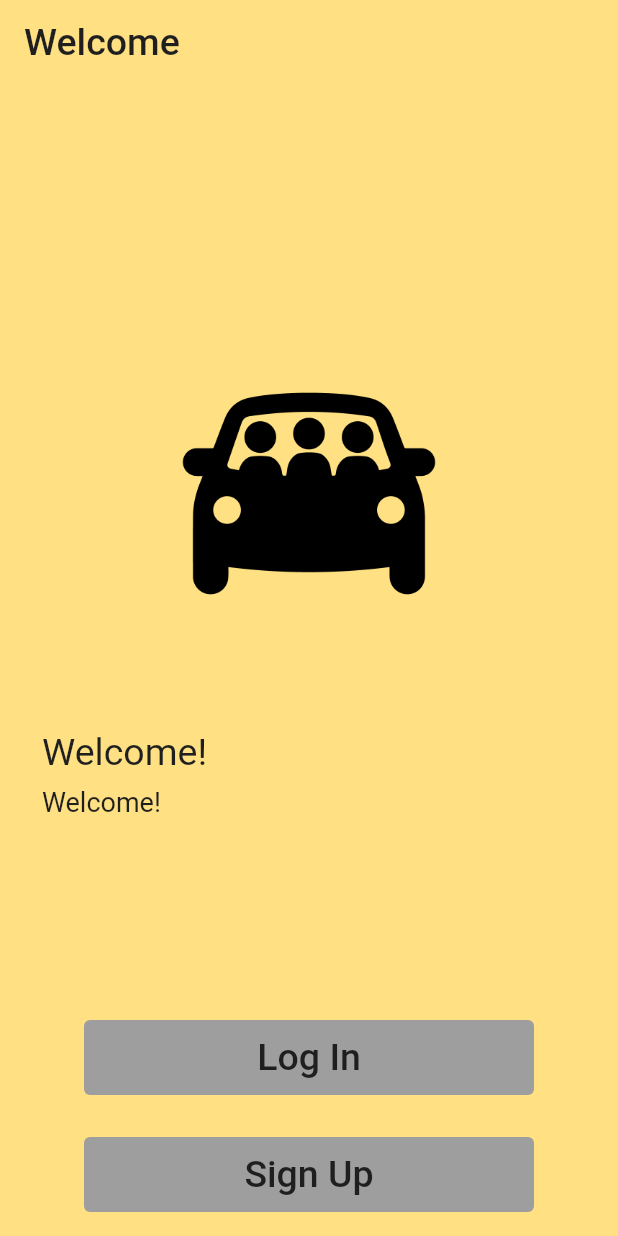
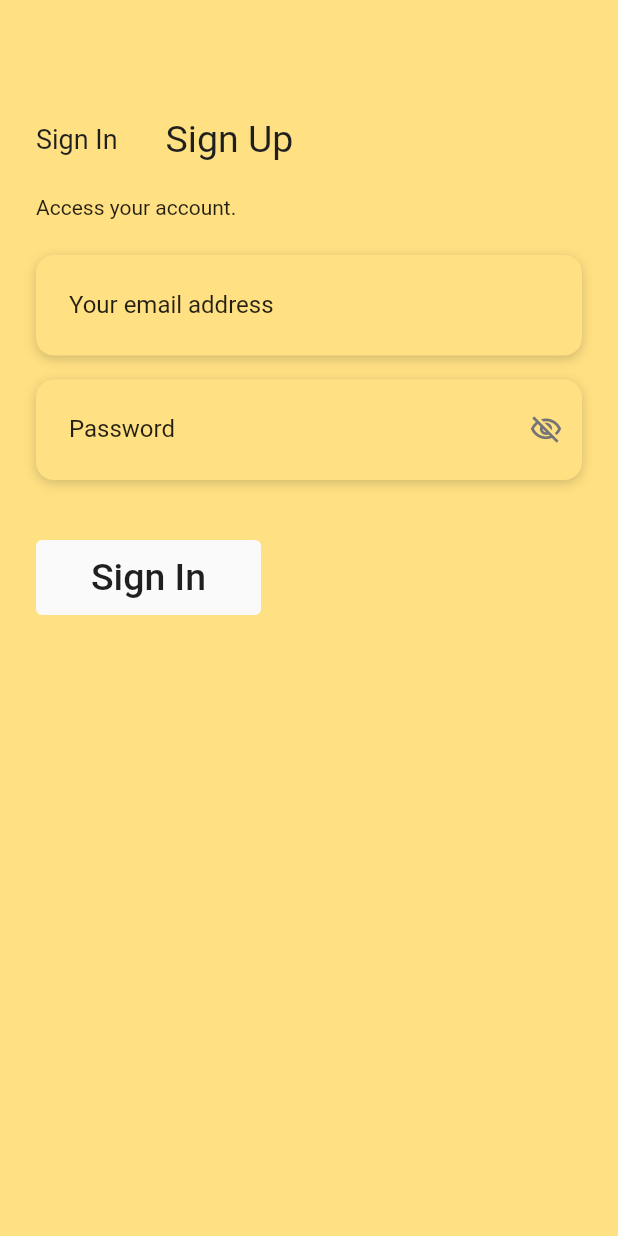
Before and after one commit to CS196Illinois/Group37-FA22, a Flutter app: the screen it shows after launch, after a tap on the "remove" icon, on a phone screen of 412 x 824 dp. Run offline on Flutter 3.47's test engine with Material 2 defaults, Android fonts, the light colour scheme and no system bars.

Commit message:
Added sign in page

```diff
--- a/Project/rideshare/lib/main.dart
+++ b/Project/rideshare/lib/main.dart
@@ -1,8 +1,9 @@
 import 'package:flutter/material.dart';
+import 'signInPage.dart';
 import 'welcomePage.dart';
 import '../constants/theme.dart';
 
-import 'listingPage.dart';
+import 'ListingPage.dart';
 import 'listDetailPage.dart';
 
 void main() {
@@ -68,7 +69,7 @@ class _MyHomePageState extends State<MyHomePage> {
         leading: IconButton(
             onPressed: () {
               Navigator.pushReplacement(context,
-                  MaterialPageRoute(builder: (context) => const WelcomePage()));
+                  MaterialPageRoute(builder: (context) => const SignInPage()));
             },
             icon: const Icon(Icons.remove)),
         // Here we take the value from the MyHomePage object that was created by
--- /dev/null
+++ b/Project/rideshare/lib/signInPage.dart
@@ -0,0 +1,266 @@
+import 'package:flutter/material.dart';
+import 'package:rideshare/constants/theme.dart';
+
+class SignInPage extends StatefulWidget {
+  const SignInPage({Key? key}) : super(key: key);
+
+  @override
+  _SignInPageState createState() => _SignInPageState();
+}
+
+class _SignInPageState extends State<SignInPage> {
+  TextEditingController? emailTextController;
+  TextEditingController? passwordTextController;
+
+  late bool passwordVisibility;
+  final scaffoldKey = GlobalKey<ScaffoldState>();
+
+  @override
+  void initState() {
+    super.initState();
+    emailTextController = TextEditingController();
+    passwordTextController = TextEditingController();
+    passwordVisibility = false;
+  }
+
+  @override
+  void dispose() {
+    emailTextController?.dispose();
+    passwordTextController?.dispose();
+    super.dispose();
+  }
+
+  @override
+  Widget build(Object context) {
+    return Scaffold(
+      key: scaffoldKey,
+      backgroundColor: lightTheme.backgroundColor,
+      body: SafeArea(
+          child: Padding(
+        padding: const EdgeInsetsDirectional.fromSTEB(24, 24, 24, 24),
+        child: Column(
+          mainAxisSize: MainAxisSize.max,
+          children: [
+            Padding(
+              padding: const EdgeInsetsDirectional.fromSTEB(0, 44, 0, 0),
+              child: Row(
+                mainAxisSize: MainAxisSize.max,
+                children: [
+                  Container(
+                    height: 50,
+                    decoration: BoxDecoration(
+                      color: lightTheme.backgroundColor,
+                    ),
+                    alignment: const AlignmentDirectional(-1, 0),
+                    child: Padding(
+                      padding:
+                          const EdgeInsetsDirectional.fromSTEB(0, 0, 16, 0),
+                      child: Text(
+                        'Sign In',
+                        style: lightTheme.textTheme.headline2,
+                      ),
+                    ),
+                  ),
+                  InkWell(
+                    onTap: null,
+                    child: Container(
+                      height: 50,
+                      decoration: BoxDecoration(
+                        color: lightTheme.backgroundColor,
+                      ),
+                      alignment: const AlignmentDirectional(-1, 0),
+                      child: Padding(
+                        padding:
+                            const EdgeInsetsDirectional.fromSTEB(16, 0, 16, 0),
+                        child: Text(
+                          'Sign Up',
+                          style: lightTheme.textTheme.headline1,
+                        ),
+                      ),
+                    ),
+                  ),
+                ],
+              ),
+            ),
+            Padding(
+              padding: const EdgeInsetsDirectional.fromSTEB(0, 12, 0, 0),
+              child: Row(
+                mainAxisSize: MainAxisSize.max,
+                children: [
+                  Text(
+                    'Access your account.',
+                    style: lightTheme.textTheme.bodyText2,
+                  ),
+                ],
+              ),
+            ),
+            Padding(
+              padding: const EdgeInsetsDirectional.fromSTEB(0, 24, 0, 0),
+              child: Container(
+                width: double.infinity,
+                decoration: BoxDecoration(
+                  // color: FlutterFlowTheme.of(context).secondaryBackground,
+                  color: lightTheme.backgroundColor,
+                  boxShadow: const [
+                    BoxShadow(
+                      blurRadius: 6,
+                      color: Color(0x3416202A),
+                      offset: Offset(0, 2),
+                    )
+                  ],
+                  borderRadius: BorderRadius.circular(12),
+                ),
+                child: Padding(
+                  padding: const EdgeInsetsDirectional.fromSTEB(2, 2, 2, 2),
+                  child: TextFormField(
+                    controller: emailTextController,
+                    obscureText: false,
+                    decoration: InputDecoration(
+                      labelText: 'Your email address',
+                      labelStyle: lightTheme.textTheme.bodyText2,
+                      hintStyle: lightTheme.textTheme.bodyText2,
+                      enabledBorder: OutlineInputBorder(
+                        borderSide: const BorderSide(
+                          color: const Color(0x00000000),
+                          width: 1,
+                        ),
+                        borderRadius: BorderRadius.circular(12),
+                      ),
+                      focusedBorder: OutlineInputBorder(
+                        borderSide: const BorderSide(
+                          color: Color(0x00000000),
+                          width: 1,
+                        ),
+                        borderRadius: BorderRadius.circular(12),
+                      ),
+                      errorBorder: OutlineInputBorder(
+                        borderSide: const BorderSide(
+                          color: Color(0x00000000),
+                          width: 1,
+                        ),
+                        borderRadius: BorderRadius.circular(12),
+                      ),
+                      focusedErrorBorder: OutlineInputBorder(
+                        borderSide: const BorderSide(
+                          color: Color(0x00000000),
+                          width: 1,
+                        ),
+                        borderRadius: BorderRadius.circular(12),
+                      ),
+                      filled: true,
+                      fillColor: lightTheme.backgroundColor,
+                      contentPadding:
+                          const EdgeInsetsDirectional.fromSTEB(20, 24, 20, 24),
+                    ),
+                    style: lightTheme.textTheme.bodyText2,
+                  ),
+                ),
+              ),
+            ),
+            Padding(
+              padding: const EdgeInsetsDirectional.fromSTEB(0, 16, 0, 0),
+              child: Container(
+                width: double.infinity,
+                decoration: BoxDecoration(
+                  // color: FlutterFlowTheme.of(context).secondaryBackground,
+                  color: lightTheme.backgroundColor,
+                  boxShadow: const [
+                    BoxShadow(
+                      blurRadius: 6,
+                      color: Color(0x3416202A),
+                      offset: Offset(0, 2),
+                    )
+                  ],
+                  borderRadius: BorderRadius.circular(12),
+                ),
+                child: Padding(
+                  padding: const EdgeInsetsDirectional.fromSTEB(2, 2, 2, 2),
+                  child: TextFormField(
+                    controller: passwordTextController,
+                    obscureText: !passwordVisibility,
+                    decoration: InputDecoration(
+                      labelText: 'Password',
+                      labelStyle: lightTheme.textTheme.bodyText2,
+                      hintStyle: lightTheme.textTheme.bodyText2,
+                      enabledBorder: OutlineInputBorder(
+                        borderSide: const BorderSide(
+                          color: Color(0x00000000),
+                          width: 1,
+                        ),
+                        borderRadius: BorderRadius.circular(12),
+                      ),
+                      focusedBorder: OutlineInputBorder(
+                        borderSide: const BorderSide(
+                          color: Color(0x00000000),
+                          width: 1,
+                        ),
+                        borderRadius: BorderRadius.circular(12),
+                      ),
+                      errorBorder: OutlineInputBorder(
+                        borderSide: const BorderSide(
+                          color: Color(0x00000000),
+                          width: 1,
+                        ),
+                        borderRadius: BorderRadius.circular(12),
+                      ),
+                      focusedErrorBorder: OutlineInputBorder(
+                        borderSide: const BorderSide(
+                          color: Color(0x00000000),
+                          width: 1,
+                        ),
+                        borderRadius: BorderRadius.circular(12),
+                      ),
+                      filled: true,
+                      // fillColor:
+                      //     FlutterFlowTheme.of(context).secondaryBackground,
+                      fillColor: lightTheme.backgroundColor,
+                      contentPadding:
+                          const EdgeInsetsDirectional.fromSTEB(20, 24, 20, 24),
+                      suffixIcon: InkWell(
+                        onTap: () => setState(
+                          () => passwordVisibility = !passwordVisibility,
+                        ),
+                        focusNode: FocusNode(skipTraversal: true),
+                        child: Icon(
+                          passwordVisibility
+                              ? Icons.visibility_outlined
+                              : Icons.visibility_off_outlined,
+                          color: const Color(0xFF757575),
+                          size: 22,
+                        ),
+                      ),
+                    ),
+                    style: lightTheme.textTheme.bodyText2,
+                  ),
+                ),
+              ),
+            ),
+            Padding(
+              padding: EdgeInsetsDirectional.fromSTEB(0, 40, 0, 40),
+              child: Row(
+                mainAxisSize: MainAxisSize.max,
+                mainAxisAlignment: MainAxisAlignment.spaceBetween,
+                children: [
+                  SizedBox(
+                    height: 50,
+                    width: 150,
+                    child: TextButton(
+                      style: TextButton.styleFrom(
+                        backgroundColor: lightTheme.canvasColor,
+                      ),
+                      onPressed: null,
+                      child: Text(
+                        "Sign In",
+                        style: lightTheme.textTheme.bodyText1,
+                      ),
+                    ),
+                  ),
+                ],
+              ),
+            ),
+          ],
+        ),
+      )),
+    );
+  }
+}
```
